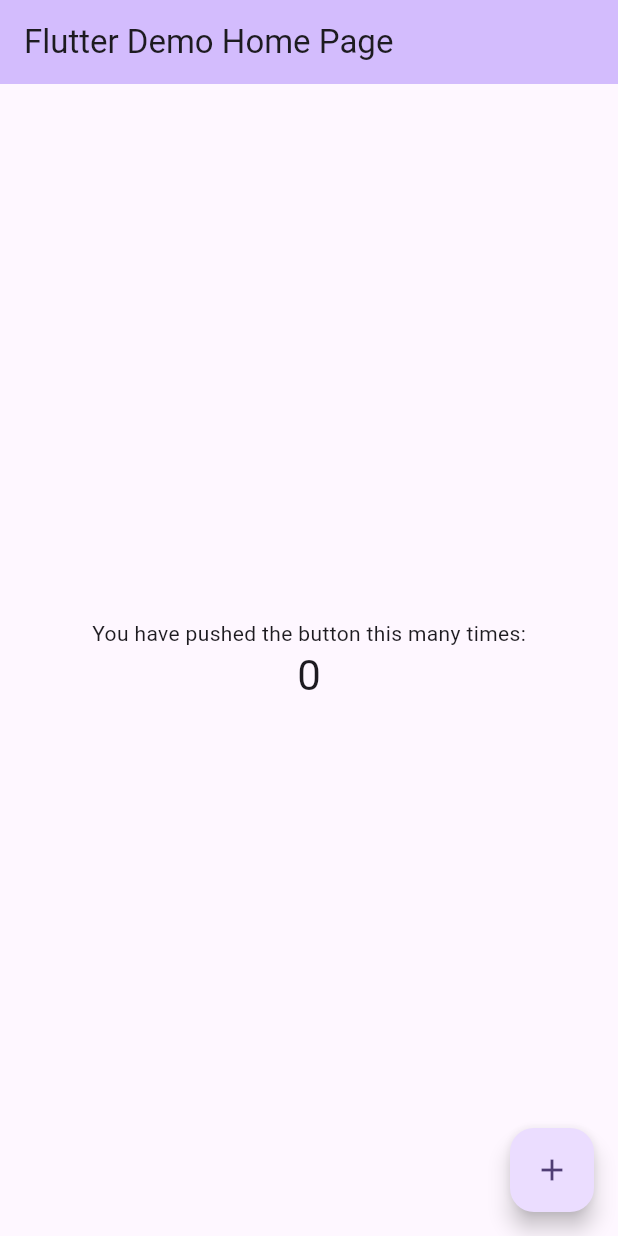
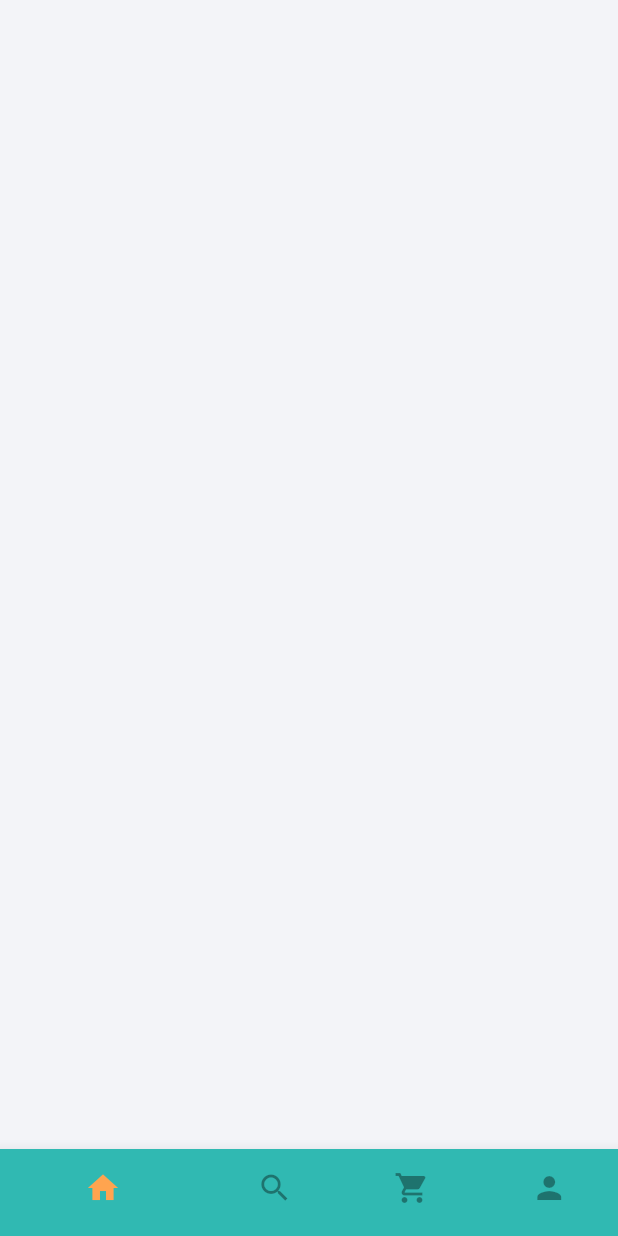
Before and after one commit to christianjj/foody_panda, a Flutter app: the screen it shows after launch, on a phone screen of 412 x 824 dp. Run offline on Flutter 3.47's test engine with Material 3 defaults, Android fonts, the phone set to English and light mode, and no system bars; our stand-ins replace flutter_screenutil, get.

Commit message:
section 3.4

```diff
--- a/lib/constants/constants.dart
+++ b/lib/constants/constants.dart
@@ -16,7 +16,7 @@ const kDark = Color(0xff000000);
 const kRed = Color(0xffe81e4d);
 const kOffWhite = Color(0xffF3F4F8);
 
-double hieght = 825.h;
+double height = 825.h;
 double width = 375.w;
 
 
--- a/lib/main.dart
+++ b/lib/main.dart
@@ -1,125 +1,37 @@
 import 'package:flutter/material.dart';
+import 'package:flutter_screenutil/flutter_screenutil.dart';
+import 'package:foody/constants/constants.dart';
+import 'package:foody/view/entrypoint.dart';
+import 'package:get/get.dart';
 
 void main() {
   runApp(const MyApp());
 }
 
+Widget defaultHome = MainScreen();
+
+
 class MyApp extends StatelessWidget {
-  const MyApp({super.key});
+  const MyApp({Key? key}) : super(key: key);
 
-  // This widget is the root of your application.
   @override
   Widget build(BuildContext context) {
-    return MaterialApp(
-      title: 'Flutter Demo',
-      theme: ThemeData(
-        // This is the theme of your application.
-        //
-        // TRY THIS: Try running your application with "flutter run". You'll see
-        // the application has a purple toolbar. Then, without quitting the app,
-        // try changing the seedColor in the colorScheme below to Colors.green
-        // and then invoke "hot reload" (save your changes or press the "hot
-        // reload" button in a Flutter-supported IDE, or press "r" if you used
-        // the command line to start the app).
-        //
-        // Notice that the counter didn't reset back to zero; the application
-        // state is not lost during the reload. To reset the state, use hot
-        // restart instead.
-        //
-        // This works for code too, not just values: Most code changes can be
-        // tested with just a hot reload.
-        colorScheme: ColorScheme.fromSeed(seedColor: Colors.deepPurple),
-        useMaterial3: true,
-      ),
-      home: const MyHomePage(title: 'Flutter Demo Home Page'),
+    return ScreenUtilInit(
+      designSize: const Size(375, 825),
+      minTextAdapt: true,
+      splitScreenMode: true,
+      builder: (context , child) {
+        return GetMaterialApp(
+          debugShowCheckedModeBanner: false,
+          title: 'Foodly',
+          theme: ThemeData(
+            scaffoldBackgroundColor: kOffWhite,
+            iconTheme: const IconThemeData(color: kDark),
+            primarySwatch: Colors.grey
+          ),
+          home: defaultHome,
+        );
+      },
     );
   }
 }
-
-class MyHomePage extends StatefulWidget {
-  const MyHomePage({super.key, required this.title});
-
-  // This widget is the home page of your application. It is stateful, meaning
-  // that it has a State object (defined below) that contains fields that affect
-  // how it looks.
-
-  // This class is the configuration for the state. It holds the values (in this
-  // case the title) provided by the parent (in this case the App widget) and
-  // used by the build method of the State. Fields in a Widget subclass are
-  // always marked "final".
-
-  final String title;
-
-  @override
-  State<MyHomePage> createState() => _MyHomePageState();
-}
-
-class _MyHomePageState extends State<MyHomePage> {
-  int _counter = 0;
-
-  void _incrementCounter() {
-    setState(() {
-      // This call to setState tells the Flutter framework that something has
-      // changed in this State, which causes it to rerun the build method below
-      // so that the display can reflect the updated values. If we changed
-      // _counter without calling setState(), then the build method would not be
-      // called again, and so nothing would appear to happen.
-      _counter++;
-    });
-  }
-
-  @override
-  Widget build(BuildContext context) {
-    // This method is rerun every time setState is called, for instance as done
-    // by the _incrementCounter method above.
-    //
-    // The Flutter framework has been optimized to make rerunning build methods
-    // fast, so that you can just rebuild anything that needs updating rather
-    // than having to individually change instances of widgets.
-    return Scaffold(
-      appBar: AppBar(
-        // TRY THIS: Try changing the color here to a specific color (to
-        // Colors.amber, perhaps?) and trigger a hot reload to see the AppBar
-        // change color while the other colors stay the same.
-        backgroundColor: Theme.of(context).colorScheme.inversePrimary,
-        // Here we take the value from the MyHomePage object that was created by
-        // the App.build method, and use it to set our appbar title.
-        title: Text(widget.title),
-      ),
-      body: Center(
-        // Center is a layout widget. It takes a single child and positions it
-        // in the middle of the parent.
-        child: Column(
-          // Column is also a layout widget. It takes a list of children and
-          // arranges them vertically. By default, it sizes itself to fit its
-          // children horizontally, and tries to be as tall as its parent.
-          //
-          // Column has various properties to control how it sizes itself and
-          // how it positions its children. Here we use mainAxisAlignment to
-          // center the children vertically; the main axis here is the vertical
-          // axis because Columns are vertical (the cross axis would be
-          // horizontal).
-          //
-          // TRY THIS: Invoke "debug painting" (choose the "Toggle Debug Paint"
-          // action in the IDE, or press "p" in the console), to see the
-          // wireframe for each widget.
-          mainAxisAlignment: MainAxisAlignment.center,
-          children: <Widget>[
-            const Text(
-              'You have pushed the button this many times:',
-            ),
-            Text(
-              '$_counter',
-              style: Theme.of(context).textTheme.headlineMedium,
-            ),
-          ],
-        ),
-      ),
-      floatingActionButton: FloatingActionButton(
-        onPressed: _incrementCounter,
-        tooltip: 'Increment',
-        child: const Icon(Icons.add),
-      ), // This trailing comma makes auto-formatting nicer for build methods.
-    );
-  }
-}
--- /dev/null
+++ b/lib/view/entrypoint.dart
@@ -0,0 +1,43 @@
+import 'package:flutter/foundation.dart';
+import 'package:flutter/material.dart';
+import 'package:foody/constants/constants.dart';
+
+class MainScreen extends StatelessWidget {
+  @override
+  Widget build(BuildContext context) {
+    return Scaffold(
+        body: Stack(
+      children: [
+        Container(
+          height: height,
+          width: width,
+          color: kOffWhite,
+        ),
+        Align(
+            alignment: Alignment.bottomCenter,
+            child: Theme(
+                data: Theme.of(context).copyWith(canvasColor: kPrimary),
+                child: BottomNavigationBar(
+                    showSelectedLabels: false,
+                    showUnselectedLabels: false,
+                    unselectedIconTheme: const IconThemeData(color: Colors.black38),
+                    selectedIconTheme: const IconThemeData(color: kSecondary),
+                    onTap: (value){
+                      if (kDebugMode) {
+                        print(value);
+                      }
+                    },
+                    items: const [
+                  BottomNavigationBarItem(
+                      icon: Icon(Icons.home), label: 'Home'),
+                  BottomNavigationBarItem(
+                      icon: Icon(Icons.search), label: 'Search'),
+                  BottomNavigationBarItem(
+                      icon: Icon(Icons.shopping_cart), label: 'Cart'),
+                  BottomNavigationBarItem(
+                      icon: Icon(Icons.person), label: 'Profile'),
+                ])))
+      ],
+    ));
+  }
+}
```
Also changed, not shown: pubspec.yaml (+25 -19 lines), pubspec.lock.
